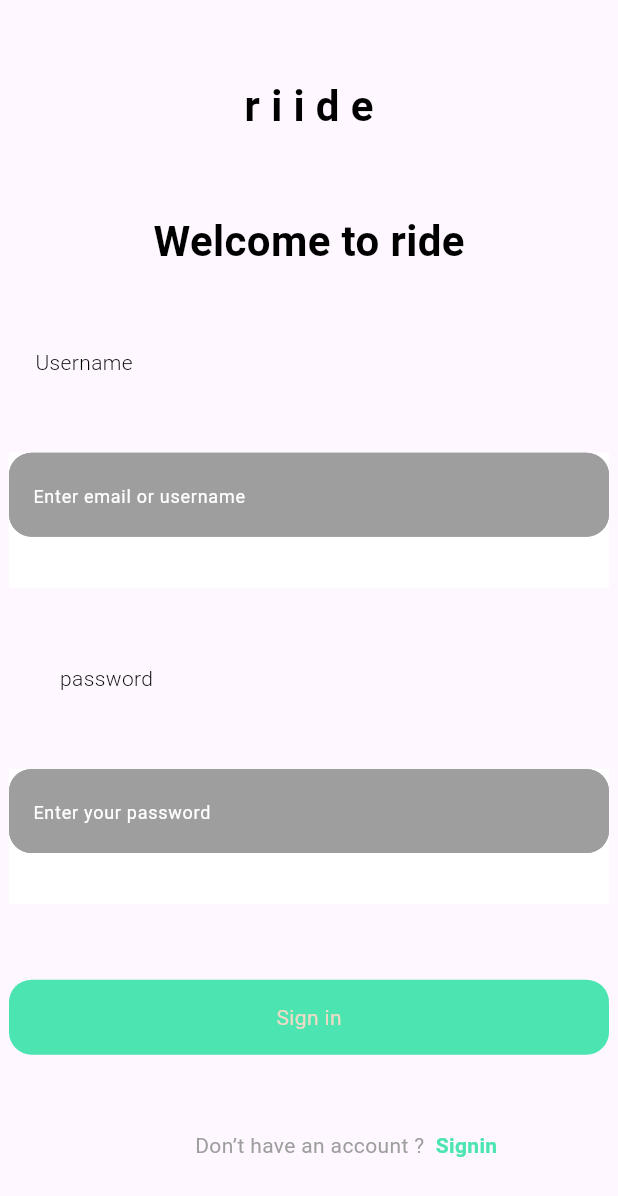
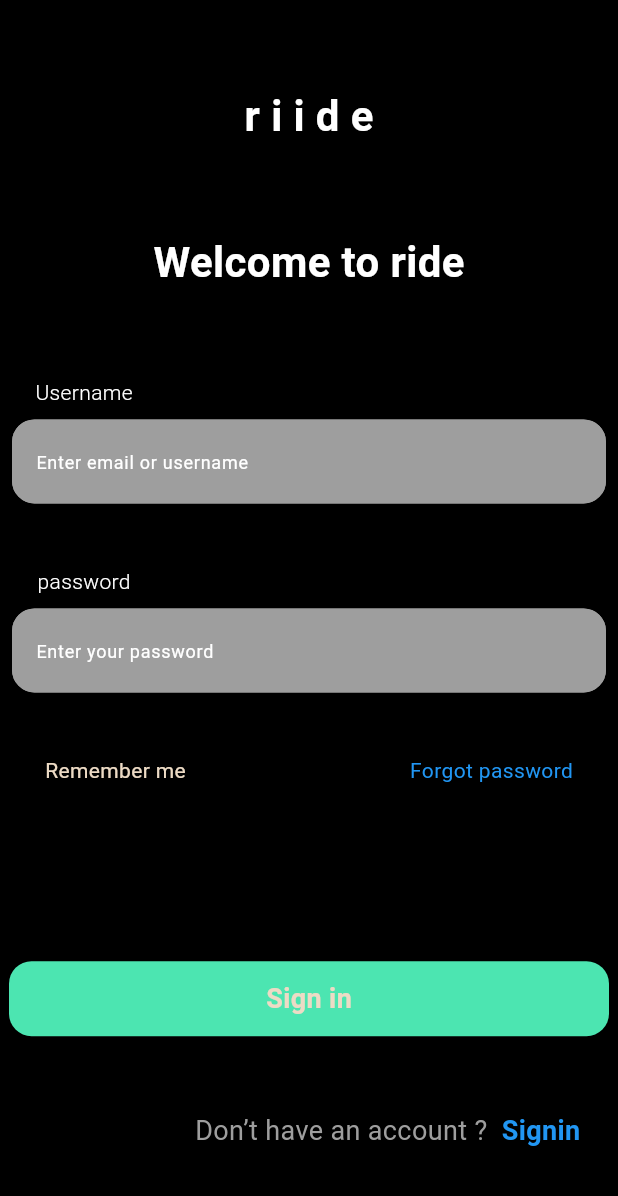
Before and after one commit to RANEEMala/Exam, a Flutter app: the screen it shows after launch, on a phone screen of 412 x 824 dp. Shown: the top 1196 px of the screen. Run offline on Flutter 3.47's test engine with Material 3 defaults, Android fonts, the phone set to English and light mode, and no system bars; our stand-ins replace dio, shared_preferences.

Commit message:
first commit

```diff
--- a/lib/main.dart
+++ b/lib/main.dart
@@ -1,4 +1,5 @@
 import 'package:exam_end/config/get.dart';
+import 'package:exam_end/model/chat.dart';
 import 'package:exam_end/service/chat_service.dart';
 import 'package:flutter/material.dart';
 import 'package:shared_preferences/shared_preferences.dart';
@@ -29,37 +30,42 @@ class HomePage extends StatelessWidget {
   @override
   Widget build(BuildContext context) {
     return Scaffold(
+      backgroundColor: Colors.black,
         body:
            Column(
             mainAxisAlignment: MainAxisAlignment.spaceEvenly,
             children: [
-
+            Spacer(),
             SizedBox(
               child:
 
-                 Text("r i i d e", style: TextStyle(fontSize: 28, color: Colors.black, fontWeight: FontWeight.w600),
+                 Text("r i i d e", style: TextStyle(fontSize: 28, color: Colors.white, fontWeight: FontWeight.w600),
                 ),
 
             ),
+            Spacer(),
              SizedBox(
               child:
 
-                 Text("Welcome to ride", style: TextStyle(fontSize: 28, color: Colors.black, fontWeight: FontWeight.w600),
+                 Text("Welcome to ride", style: TextStyle(fontSize: 28, color: Colors.white, fontWeight: FontWeight.w600),
                 ),
 
             ),
+            Spacer(),
              Container(
               child: Padding(
                 padding: const EdgeInsets.only(right: 300.0),
-           child:   Text("Username" ,style: TextStyle(fontSize: 14, color: Colors.black, fontWeight: FontWeight.w300),),
+           child:   Text("Username" ,style: TextStyle(fontSize: 14, color: Colors.white, fontWeight: FontWeight.w300),),
               ),),
 
-                   Container(
+                   Padding(
+                     padding: const EdgeInsets.all(8.0),
+                     child: Container(
                                      width: 400,
                                     height: 90,
 
                               decoration: const BoxDecoration(
-                                        color: Colors.white,
+                                          color: Colors.black,
 
                                         ),
 
@@ -87,17 +93,20 @@ class HomePage extends StatelessWidget {
                             )),
 
                       ),
+                   ),
               Container(
               child: Padding(
-                padding: const EdgeInsets.only(right: 270.0),
-           child:  Text("password" ,style: TextStyle(fontSize: 14, color: Colors.black, fontWeight: FontWeight.w300),),
+                padding: const EdgeInsets.only(right: 300.0),
+           child:  Text("password" ,style: TextStyle(fontSize: 14, color: Colors.white, fontWeight: FontWeight.w300),),
               ),),
-            Container(
+            Padding(
+              padding: const EdgeInsets.all(8.0),
+              child: Container(
                                         width: 400,
                                         height: 90,
 
                                         decoration: const BoxDecoration(
-                                        color: Colors.white,
+                                          color: Colors.black,
 
                                         ),
 
@@ -119,25 +128,48 @@ class HomePage extends StatelessWidget {
                             )),
 
                       ),
+            ),
+
+                      Container(child: Padding(
+                        padding: const EdgeInsets.only(right: 30,left: 30,bottom: 60),
+                        child: Row(
+                          mainAxisAlignment: MainAxisAlignment.spaceBetween,
+                          children: [
+
+                          Text(
+                          "Remember me",
+                          style: TextStyle(color: Color(0xffEDDBC5)),
+                        ),
+                        Text(
+                          "Forgot password",
+                          style: TextStyle(color: Colors.blue),
+                        ),
+                        ],),
+                      ),),
+                      Spacer(),
+
                      InkWell(
               onTap: () {
 
 Navigator.push(context, MaterialPageRoute(builder:(context) => const itemPage(),),);
               },
               child:
-                    Container(
+                    Padding(
+                      padding: const EdgeInsets.only(bottom: 50),
+                      child: Container(
                                         width: 400,
                                         height: 50,
                                         child: Center(
                       child: Text(
                         "Sign in",
-                      style: TextStyle(color: Color(0xffEDDBC5)),
+                        style: TextStyle(color: Color(0xffEDDBC5),fontSize: 18,fontWeight: FontWeight.bold),
                       ),
                                         ),
                                         decoration: BoxDecoration(
                         borderRadius: BorderRadius.circular(15),
                         color: Color(0xff4CE5B1
                       )),),
+                    ),
         ),
 
 
@@ -147,10 +179,11 @@ Navigator.push(context, MaterialPageRoute(builder:(context) => const itemPage(),
                   children: [
 
 
-                     Text("Don’t have an account ?  " ,style: TextStyle(color: Colors.grey), ),
-                      Text("Signin" ,style: TextStyle(color: Color(0xff4CE5B1),fontWeight: FontWeight.bold), ),],
+                     Text("Don’t have an account ?  " ,style: TextStyle(color: Colors.grey,fontSize: 18) ),
+                      Text("Signin" ,style: TextStyle(color: Colors.blue,fontWeight: FontWeight.bold,fontSize: 18), ),],
                   ),
                 ),
+                Spacer(),
 
 
 
@@ -172,7 +205,7 @@ class itemPage extends StatelessWidget {
       body:
       Column(
         children: [
-          Expanded(
+          Flexible(
               child: Container(
             width: double.maxFinite,
             height: 60,
@@ -274,10 +307,6 @@ Navigator.push(context, MaterialPageRoute(builder:(context) => const MyWidget(),
     );
   }
 }
-
-
-
-
 class MyWidget extends StatelessWidget {
   const MyWidget({super.key});
 
@@ -300,7 +329,7 @@ class MyWidget extends StatelessWidget {
                   padding: const EdgeInsets.all(16),
                    child: InkWell(
                     onTap: () {
-                      Navigator.push(context, MaterialPageRoute(builder:(context) => const itemPage(),),);
+                      Navigator.push(context, MaterialPageRoute(builder:(context) => itemPage(),),);
 
                     },
                     child: Icon(Icons.arrow_back))),
@@ -358,7 +387,9 @@ class MyWidget extends StatelessWidget {
                     return  ListView.builder(
                 itemCount: snapshot.data!.length,
                 itemBuilder: (context, index) =>
-                ListTile(
+                Padding(
+                  padding: const EdgeInsets.all(8.0),
+                  child: ListTile(
                     title: Text(
                         "${snapshot.data![index].name}",
                       ),
@@ -374,6 +405,7 @@ class MyWidget extends StatelessWidget {
                   backgroundImage: NetworkImage(snapshot.data![index].image),
                                 ),
                       ),
+                ),
               );
                   } else {
                     return CircularProgressIndicator();
```
Lines whose indentation alone changed are shown as unchanged.
